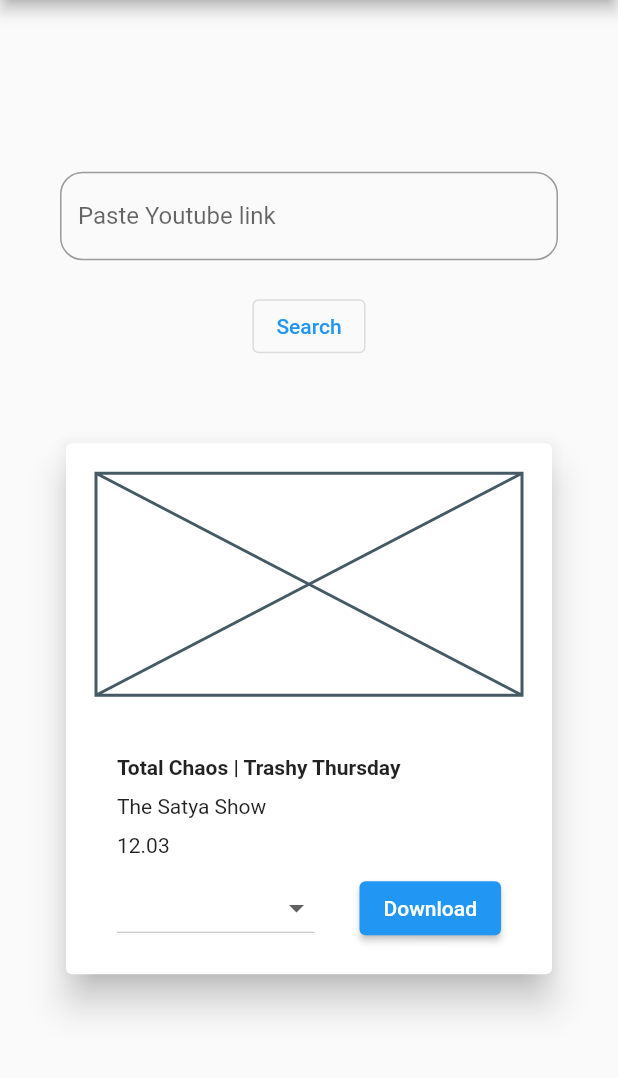
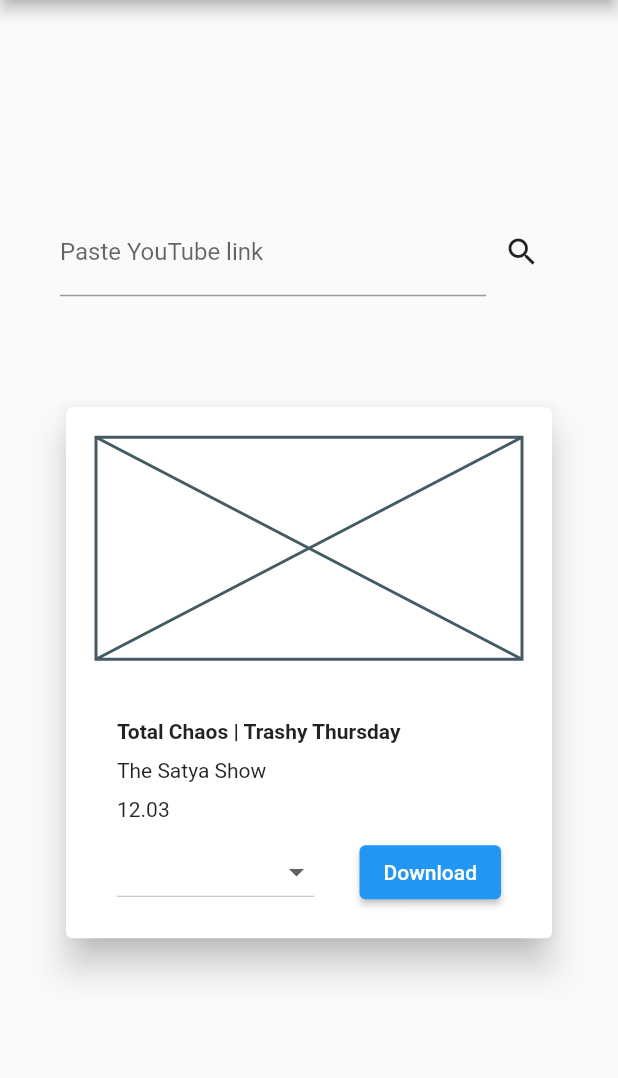
Before and after one commit to aparnapanda55/youtube_downloader, a Flutter app: the screen it shows after launch, on a phone screen of 412 x 824 dp, the part 84-1162 px from its top. Run offline on Flutter 3.47's test engine with Material 2 defaults, Android fonts, the phone set to English and light mode, and no system bars.

Commit message:
creatd a row

```diff
--- a/lib/main.dart
+++ b/lib/main.dart
@@ -39,24 +39,29 @@
         child: Column(
           mainAxisAlignment: MainAxisAlignment.center,
           children: [
-            const TextField(
-              decoration: InputDecoration(
-                border: OutlineInputBorder(
-                  borderRadius: BorderRadius.all(
-                    Radius.circular(15),
+            Row(
+              children: [
+                const Expanded(
+                  child: TextField(
+                    decoration: InputDecoration(
+                      labelText: 'Paste YouTube link',
+                      // border: OutlineInputBorder(),
+                    ),
                   ),
-                  borderSide: BorderSide(color: Colors.blue, width: 7.0),
                 ),
-                labelText: 'Paste Youtube link',
-              ),
+                IconButton(
+                  onPressed: () {},
+                  icon: const Icon(Icons.search),
+                )
+              ],
             ),
             const SizedBox(
               height: 20,
             ),
-            OutlinedButton(
-              onPressed: () {},
-              child: const Text('Search'),
-            ),
+            // OutlinedButton(
+            //   onPressed: () {},
+            //   child: const Text('Search'),
+            // ),
             const SizedBox(
               height: 50,
             ),
```
